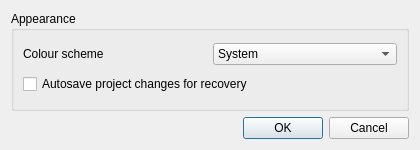
Qt form exhale/resources/ui/settings_dialog.ui (ctroein/exhale) before a commit.
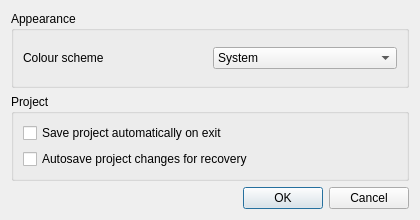
The same form after that commit.

The edit to the form file:
```diff
--- a/exhale/resources/ui/settings_dialog.ui
+++ b/exhale/resources/ui/settings_dialog.ui
@@ -3,7 +3,7 @@
  <class>SettingsDialog</class>
  <widget class="QDialog" name="SettingsDialog">
   <property name="geometry">
-   <rect><x>0</x><y>0</y><width>420</width><height>150</height></rect>
+   <rect><x>0</x><y>0</y><width>420</width><height>220</height></rect>
   </property>
   <property name="windowTitle"><string>Settings</string></property>
   <property name="modal"><bool>true</bool></property>
@@ -24,7 +24,19 @@
         <item><property name="text"><string>Dark</string></property></item>
        </widget>
       </item>
-      <item row="1" column="0" colspan="2">
+     </layout>
+    </widget>
+   </item>
+   <item>
+    <widget class="QGroupBox" name="projectGroupBox">
+     <property name="title"><string>Project</string></property>
+     <layout class="QVBoxLayout" name="projectLayout">
+      <item>
+       <widget class="QCheckBox" name="saveProjectOnExitCheckBox">
+        <property name="text"><string>Save project automatically on exit</string></property>
+       </widget>
+      </item>
+      <item>
        <widget class="QCheckBox" name="autosaveProjectCheckBox">
         <property name="text"><string>Autosave project changes for recovery</string></property>
        </widget>
```
